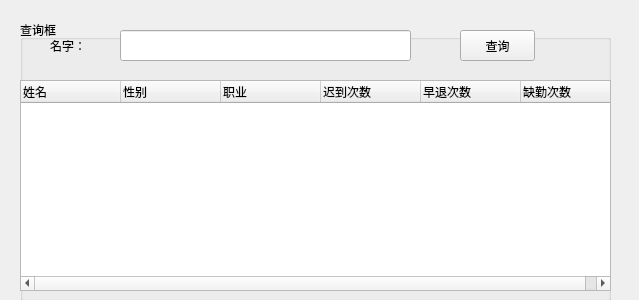
Above: Attendance/Selectwidget.ui from embpgp/attendance before the change. Below: the same form after it.
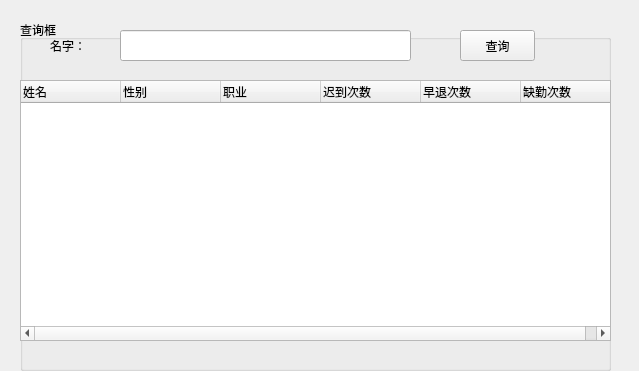
That is the form after the change.

```diff
--- a/Attendance/Selectwidget.ui
+++ b/Attendance/Selectwidget.ui
@@ -7,7 +7,7 @@
     <x>0</x>
     <y>0</y>
     <width>639</width>
-    <height>300</height>
+    <height>371</height>
    </rect>
   </property>
   <property name="windowTitle">
@@ -19,7 +19,7 @@
      <x>20</x>
      <y>20</y>
      <width>591</width>
-     <height>281</height>
+     <height>351</height>
     </rect>
    </property>
    <property name="title">
@@ -67,7 +67,7 @@
       <x>0</x>
       <y>60</y>
       <width>591</width>
-      <height>211</height>
+      <height>261</height>
      </rect>
     </property>
     <column>
```
Left out of the diff: 4 changed lines with no effect on the pictures.
